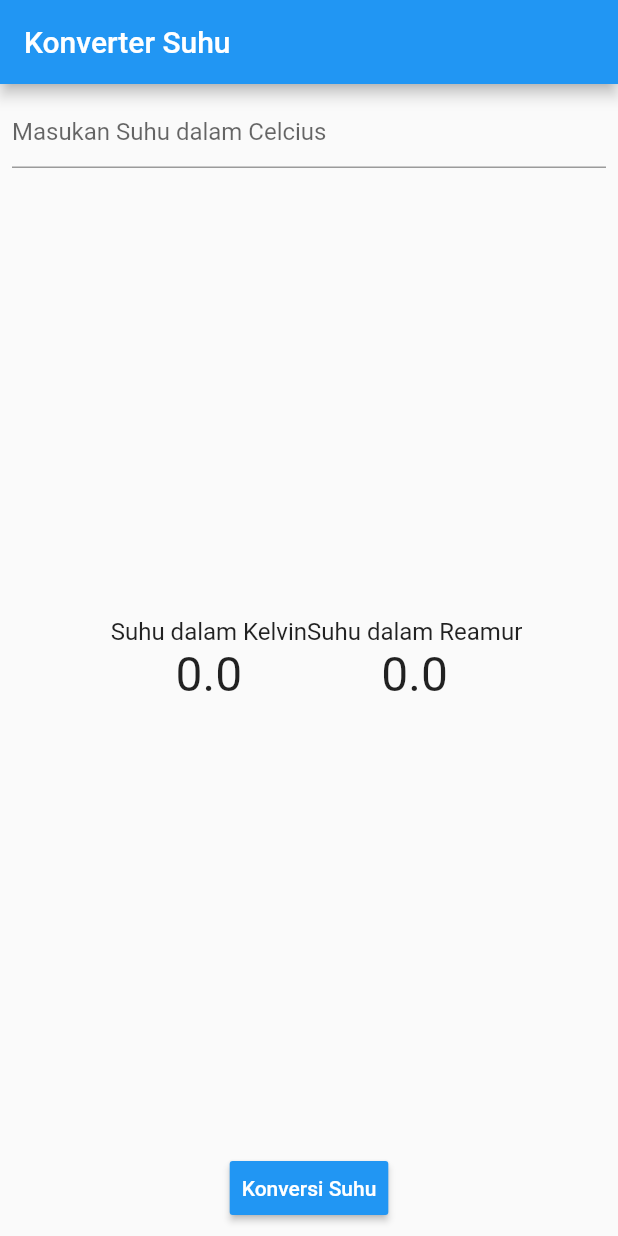
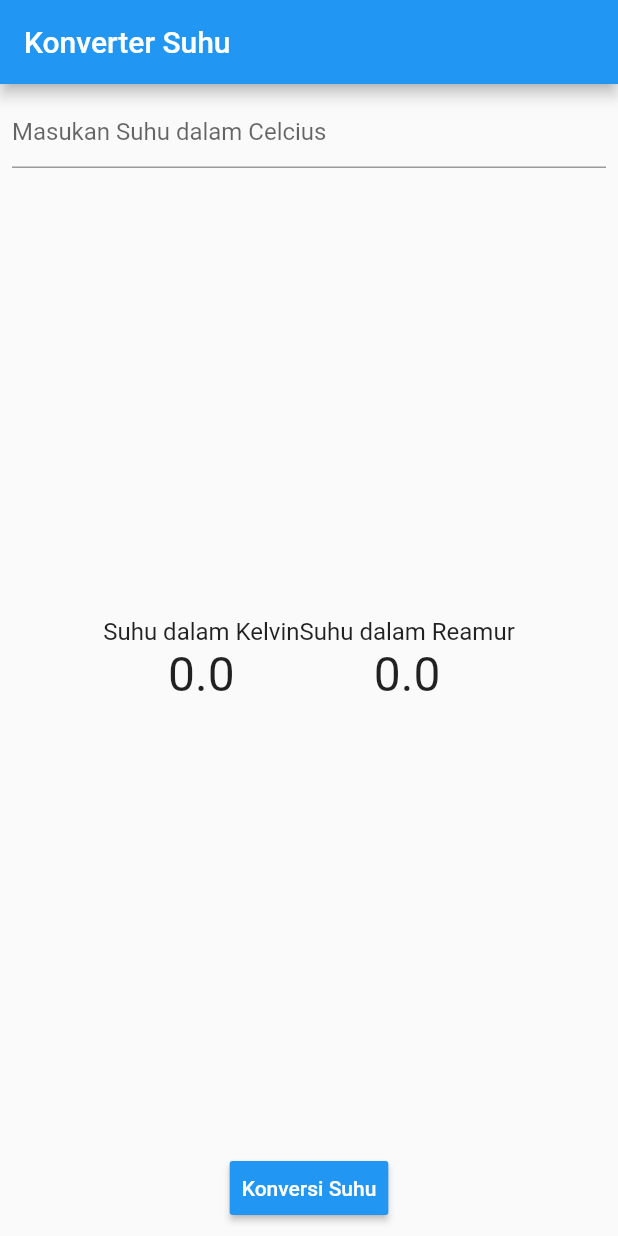
Before and after one commit to arinkistian/temp_converter, a Flutter app: the screen it shows after launch, on a phone screen of 412 x 824 dp. Run offline on Flutter 3.47's test engine with Material 2 defaults, Android fonts, the phone set to English and light mode, and no system bars.

Commit message:
praktikum 3 done

```diff
--- a/lib/widget/result.dart
+++ b/lib/widget/result.dart
@@ -16,17 +16,17 @@ class Result extends StatelessWidget {
   @override
   Widget build(BuildContext context) {
     return Row(
+      mainAxisAlignment: MainAxisAlignment.spaceEvenly,
       children: [
         Container(
-          margin: const EdgeInsets.only(left: 10),
-          padding: const EdgeInsets.fromLTRB(5, 30, 5, 30),
+          // margin: const EdgeInsets.only(left: 10),
+          // padding: const EdgeInsets.fromLTRB(5, 30, 5, 30),
           // decoration: BoxDecoration(border: Border.all(color: Colors.orange)),
           child: Row(
-            crossAxisAlignment: CrossAxisAlignment.center,
-            mainAxisAlignment: MainAxisAlignment.spaceBetween,
+            // mainAxisAlignment: MainAxisAlignment.spaceEvenly,
             children: [
               Column(
-                mainAxisAlignment: MainAxisAlignment.spaceBetween,
+                // mainAxisAlignment: MainAxisAlignment.spaceBetween,
                 children: [
                   Text(
                     "Suhu dalam Kelvin",
@@ -39,7 +39,7 @@ class Result extends StatelessWidget {
                 ],
               ),
               Column(
-                mainAxisAlignment: MainAxisAlignment.spaceEvenly,
+                // mainAxisAlignment: MainAxisAlignment.spaceEvenly,
                 children: [
                   Text(
                     "Suhu dalam Reamur",
@@ -55,7 +55,6 @@ class Result extends StatelessWidget {
           ),
         )
       ],
-      mainAxisAlignment: MainAxisAlignment.spaceAround,
     );
   }
 }
```
